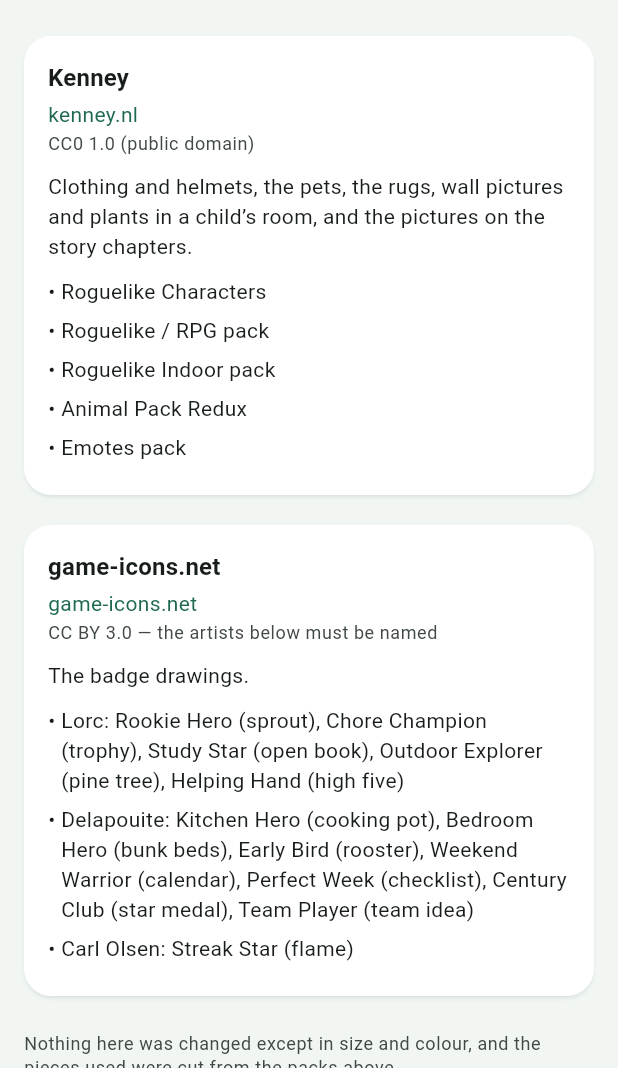
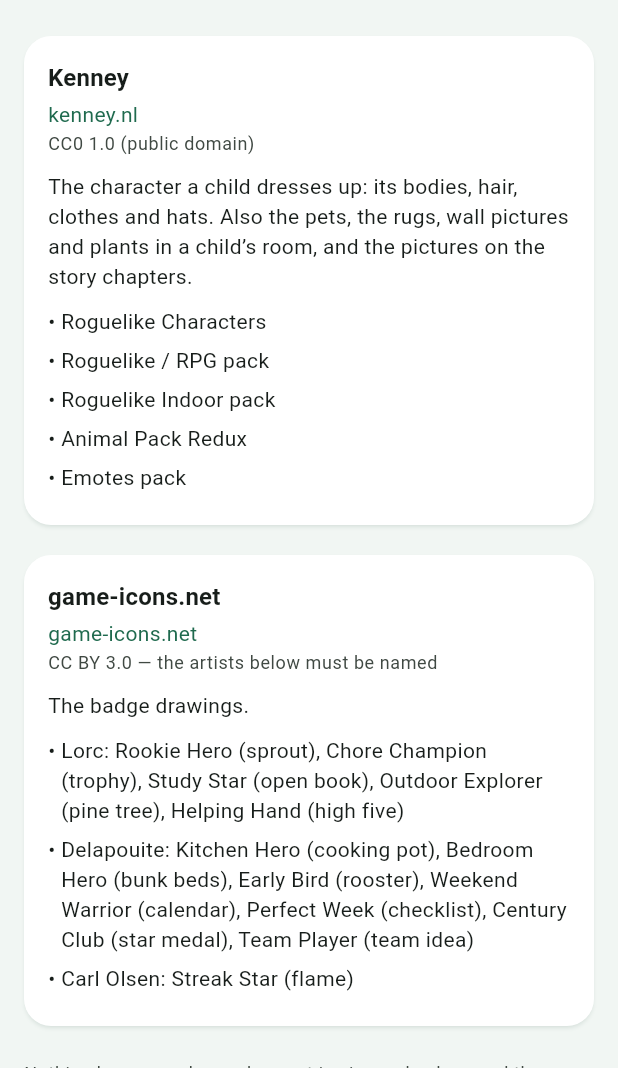
Before and after one commit to Jerdzdidan/ChoreQuest, a Flutter app: the CreditsScreen screen opened directly, on a phone screen of 412 x 824 dp, the part 168-1236 px from its top. Run offline on Flutter 3.47's test engine with Material 3 defaults, Android fonts, the phone set to English and light mode, and no system bars; our stand-ins replace camera, confetti, dio, flutter_local_notifications, flutter_riverpod, flutter_secure_storage; accounts and stored records are empty; project files that could hold a hidden picture were left out.

Commit message:
AV-7: the credits name what the character is drawn from
The new character comes from the pack the credits already list, Kenney's
Roguelike Characters (CC0), so no new source or licence is added. The
note under Kenney now says what that pack provides: the bodies, hair,
clothes and hats of the character a child dresses up. The closing line
already allows for the one change made to the art beyond size: the
fourth skin tone is the sheet's brown recoloured darker.

Co-Authored-By: Claude Opus 5.5 <noreply@anthropic.com>

```diff
--- a/mobile/lib/shared/credits_screen.dart
+++ b/mobile/lib/shared/credits_screen.dart
@@ -29,9 +29,9 @@ class CreditsScreen extends StatelessWidget {
             title: 'Kenney',
             licence: 'CC0 1.0 (public domain)',
             url: 'kenney.nl',
-            note: 'Clothing and helmets, the pets, the rugs, wall pictures and '
-                'plants in a child’s room, and the pictures on the story '
-                'chapters.',
+            note: 'The character a child dresses up: its bodies, hair, clothes '
+                'and hats. Also the pets, the rugs, wall pictures and plants '
+                'in a child’s room, and the pictures on the story chapters.',
             items: const [
               'Roguelike Characters',
               'Roguelike / RPG pack',
```
